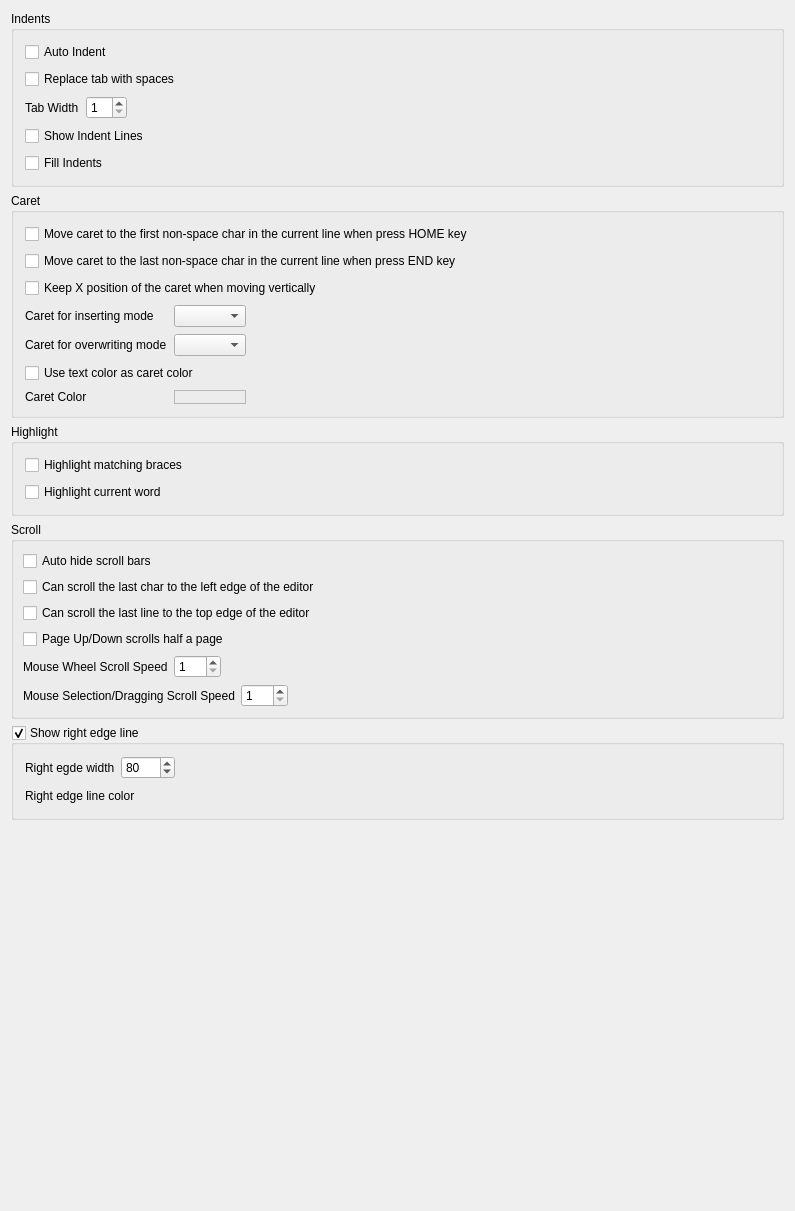
First picture: the form in RedPandaIDE/src/settingsdialog/editorgeneralwidget.ui, repository royqh1979/RedPanda-CPP, before the edit.
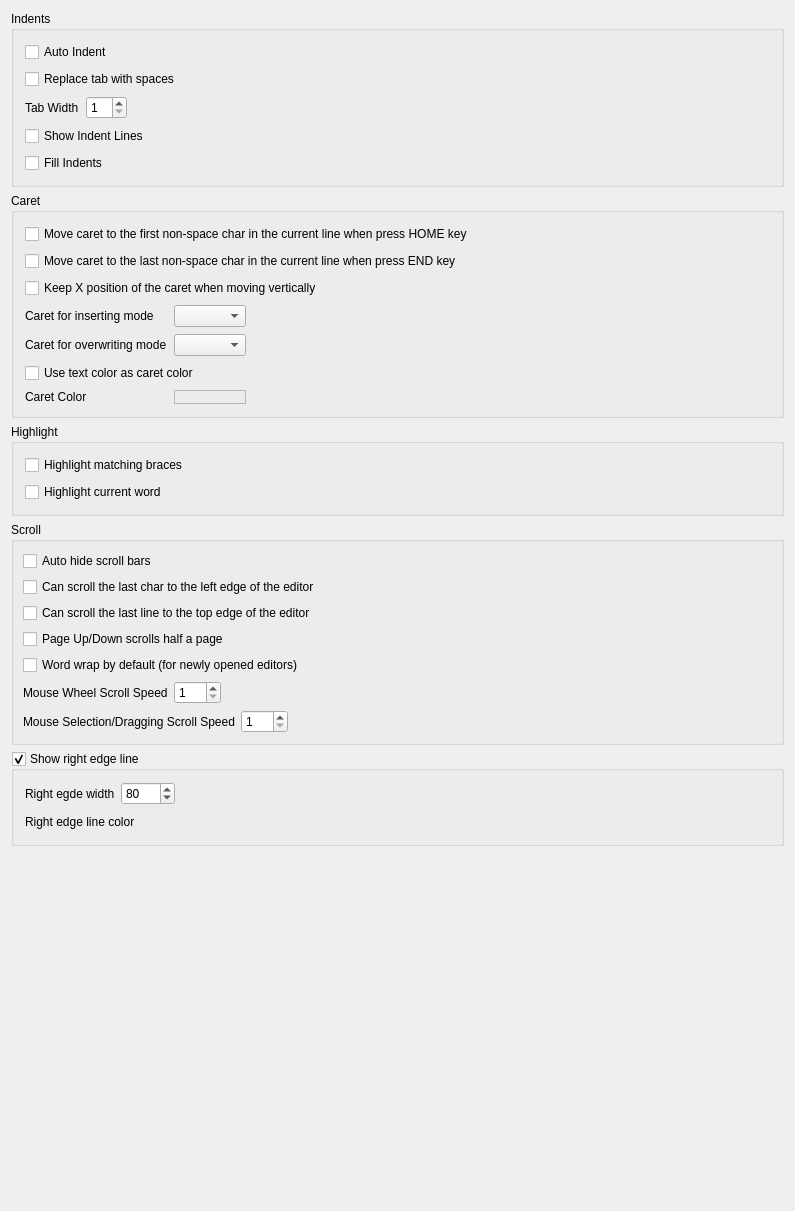
Second picture: the form after the edit. Custom widgets are drawn as their Qt base class.

Commit message: IDE: per-editor word wrap; persist editor settings on exit; recent files carry layout

```diff
--- a/RedPandaIDE/src/settingsdialog/editorgeneralwidget.ui
+++ b/RedPandaIDE/src/settingsdialog/editorgeneralwidget.ui
@@ -312,6 +312,13 @@
         </property>
        </widget>
       </item>
+      <item>
+       <widget class="QCheckBox" name="chkWordWrap">
+        <property name="text">
+         <string>Word wrap by default (for newly opened editors)</string>
+        </property>
+       </widget>
+      </item>
       <item>
        <widget class="QWidget" name="widget_6" native="true">
         <layout class="QHBoxLayout" name="horizontalLayout_3">
```
Left out of the diff: 1 changed line with no effect on the pictures. The commit also changes 10 other files.
